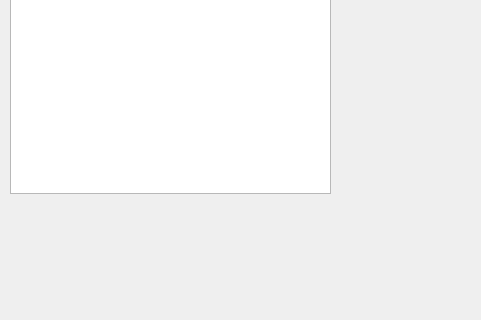
Before: the Qt Designer form ui/main_window.ui in SwiftyKey/CostAccounting, drawn with Qt 5; both pictures show x 0 to 481 and y 611 to 931 of the 1262 by 931 pixel window.
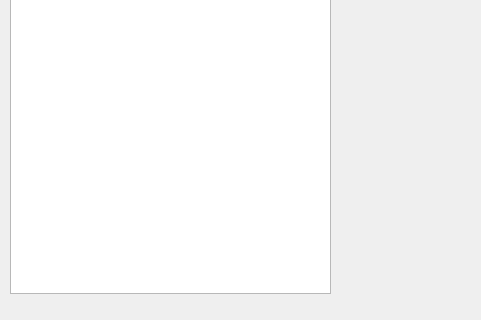
After: the same form once the commit is applied.

Patch:
```diff
--- a/ui/main_window.ui
+++ b/ui/main_window.ui
@@ -44,7 +44,7 @@
       <x>340</x>
       <y>10</y>
       <width>911</width>
-      <height>771</height>
+      <height>871</height>
      </rect>
     </property>
    </widget>
@@ -54,7 +54,7 @@
       <x>10</x>
       <y>10</y>
       <width>321</width>
-      <height>771</height>
+      <height>871</height>
      </rect>
     </property>
     <property name="font">
```
